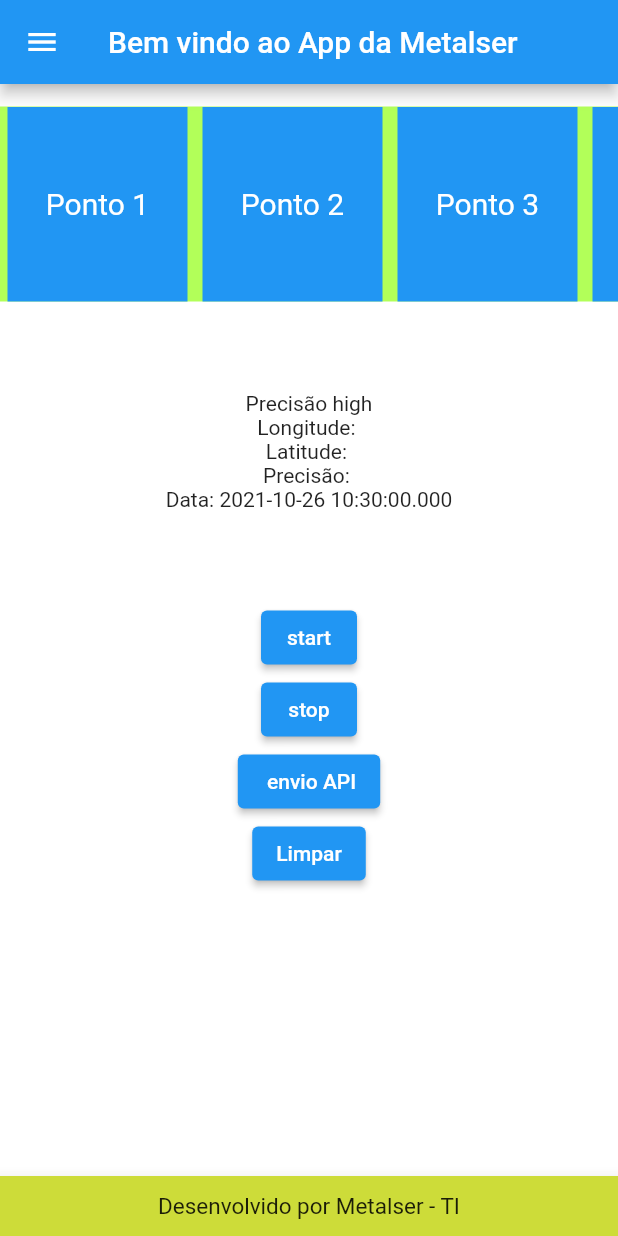
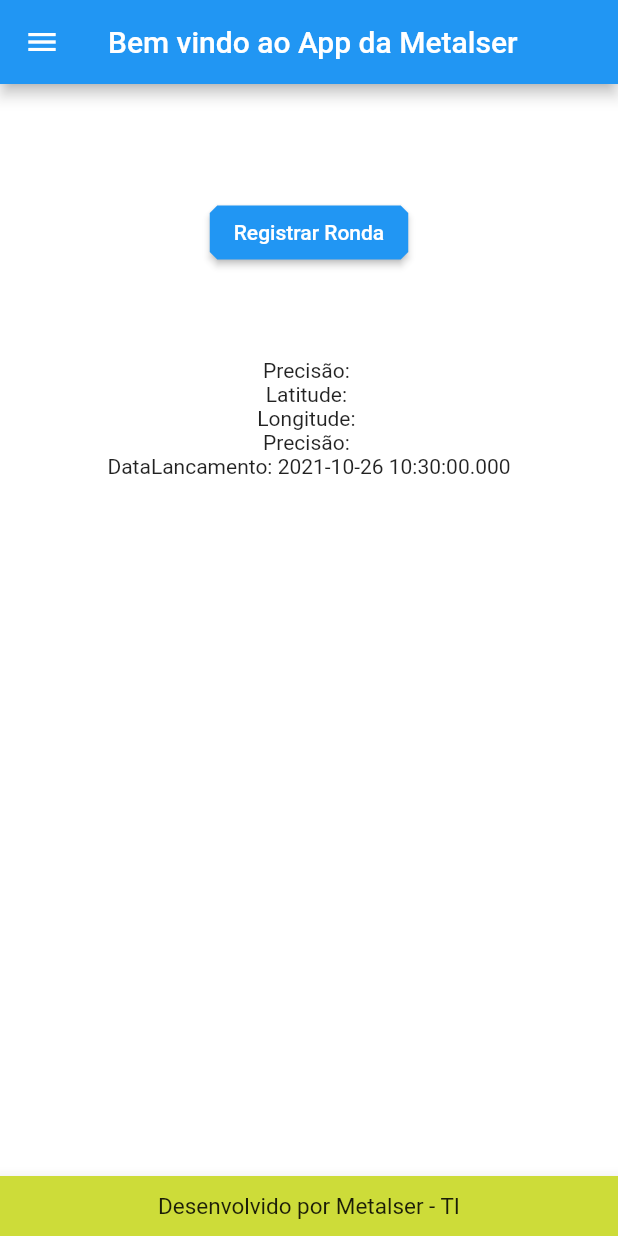
Before and after one commit to 270986/AppFlutterMetalserPortaria, a Flutter app: the GeolocatorPage screen opened directly, on a phone screen of 412 x 824 dp. Run offline on Flutter 3.47's test engine with Material 2 defaults, Android fonts, the phone set to English and light mode, and no system bars; our stand-ins replace flutter_mobx, geolocator, mobx, shared_preferences, url_launcher_web; missing offline and left inert: baseflow_plugin_template, geolocator_web; accounts and stored records are empty; generated files the repository leaves out were written again.

Commit message:
criacao do serviço

```diff
--- a/lib/pages/geolocator.page.dart
+++ b/lib/pages/geolocator.page.dart
@@ -1,5 +1,4 @@
 import 'package:app_flutter/controllers/geolocator.controller.dart';
-import 'package:app_flutter/widgets/card_item.widget.dart';
 import 'package:flutter/cupertino.dart';
 import 'package:flutter/material.dart';
 import 'package:flutter/widgets.dart';
@@ -76,62 +75,36 @@ class _GeolocatorState extends State<GeolocatorPage> {
       child: Column(
         crossAxisAlignment: CrossAxisAlignment.start,
         children: [
-          Container(
-              height: 130,
-              color: Colors.lightGreenAccent,
-              child: ListView.builder(
-                  scrollDirection: Axis.horizontal,
-                  itemCount: controller.pontosList.length,
-                  itemBuilder: (BuildContext context, int index) {
-                    return CardItem(
-                      title: controller.pontosList[index],
-                      selecionaPonto: controller.selecionaPonto(),
-                    );
-                  })),
           Center(
             child: Container(
               padding: EdgeInsets.only(top: 60),
               child: Column(
                 children: [
-                  Text("Precisão high"),
-                  Text("Longitude: " + controller.longitude),
-                  Text("Latitude: " + controller.latitude),
-                  Text("Precisão: " + controller.accuracy),
-                  Text("Data: " + controller.date.toString()),
-                  SizedBox(
-                    height: 60,
-                  ),
                   ElevatedButton(
-                    child: (Text("start")),
+                    child: (Text("Registrar Ronda")),
+                    style: ElevatedButton.styleFrom(
+                      shape: const BeveledRectangleBorder(
+                        borderRadius: BorderRadius.all(
+                          Radius.circular(5),
+                        ),
+                      ),
+                    ),
                     onPressed: () {
                       setState(() {
                         controller.toggleListening(context);
                       });
                     },
                   ),
-                  ElevatedButton(
-                    child: (Text("stop")),
-                    onPressed: () {
-                      setState(() {
-                        controller.cancelListening();
-                      });
-                    },
+                  SizedBox(
+                    height: 60,
                   ),
-                  ElevatedButton(
-                    child: (Text(" envio API")),
-                    onPressed: () {
-                      setState(() {
-                        controller.envioAPI();
-                      });
-                    },
-                  ),
-                  ElevatedButton(
-                    child: (Text("Limpar")),
-                    onPressed: () {
-                      setState(() {
-                        controller.limparPosicoes();
-                      });
-                    },
+                  Text("Precisão: " + controller.accuracy),
+                  Text("Latitude: " + controller.latitude),
+                  Text("Longitude: " + controller.longitude),
+                  Text("Precisão: " + controller.accuracy),
+                  Text("DataLancamento: " + controller.date.toString()),
+                  SizedBox(
+                    height: 60,
                   ),
                 ],
               ),
--- a/pubspec.yaml
+++ b/pubspec.yaml
@@ -37,6 +37,7 @@ dependencies:
   mobx: ^2.0.5
   flutter_mobx: ^2.0.2
   shared_preferences: ^2.0.8
+  flutter_launcher_icons: ^0.9.2
 
 
 
@@ -61,6 +62,11 @@ flutter:
   assets:
    - assets/images/
   #  - images/a_dot_ham.jpeg
+
+flutter_icons:
+  image_path: "assets/images/Logo_Metalser.png"
+  android: true
+  ios: true
 
   # An image asset can refer to one or more resolution-specific "variants", see
   # https://flutter.dev/assets-and-images/#resolution-aware.
```
Also changed, not shown: lib/controllers/geolocator.controller.dart (+99 -22 lines), lib/models/position.model.dart (+5 -3 lines), lib/pages/loginpage.dart (+4 -3 lines), lib/services/geolocator.service.dart (added, +34 -0 lines), pubspec.lock, 21 other files.
